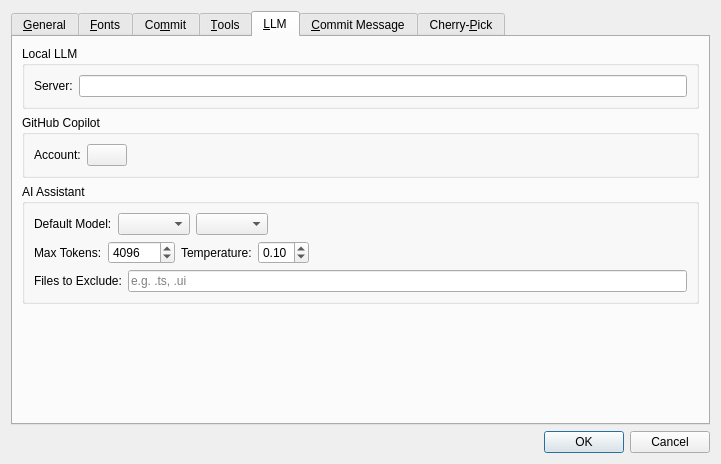
Above: qgitc/preferences.ui from timxx/qgitc before the change. Below: the same form after it.
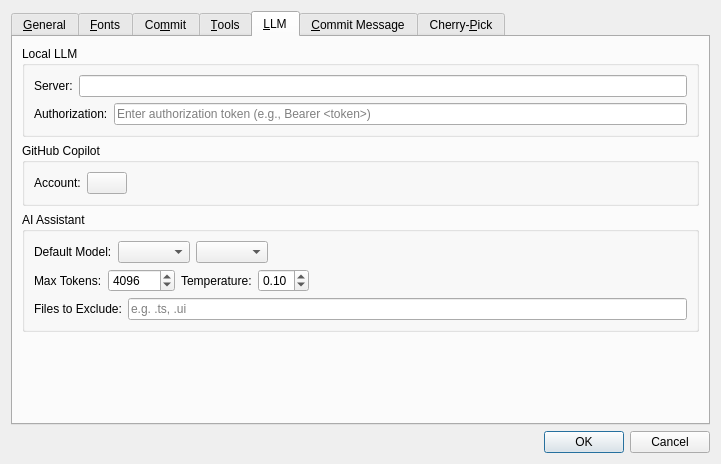
That is the form after the change. The open tabs and pages were chosen to show the change. Custom widgets are drawn as their Qt base class.

Commit message:
Add authorization token support for local LLM servers
Allow users to configure an authorization header for local LLM API requests,
such as `Cursor-To-OpenAI` which requires a bearer token

```diff
--- a/qgitc/preferences.ui
+++ b/qgitc/preferences.ui
@@ -951,6 +951,27 @@
             </item>
            </layout>
           </item>
+          <item>
+           <layout class="QHBoxLayout" name="horizontalLayout_19">
+            <item>
+             <widget class="QLabel" name="label_24">
+              <property name="text">
+               <string>Authorization:</string>
+              </property>
+             </widget>
+            </item>
+            <item>
+             <widget class="QLineEdit" name="leAuth">
+              <property name="toolTip">
+               <string>Enter your authorization token here, or leave empty if your server doesn't need authentication</string>
+              </property>
+              <property name="placeholderText">
+               <string>Enter authorization token (e.g., Bearer &lt;token&gt;)</string>
+              </property>
+             </widget>
+            </item>
+           </layout>
+          </item>
          </layout>
         </widget>
        </item>
```
Left out of the diff: 2 changed lines with no effect on the pictures. The commit also changes 4 other files.
